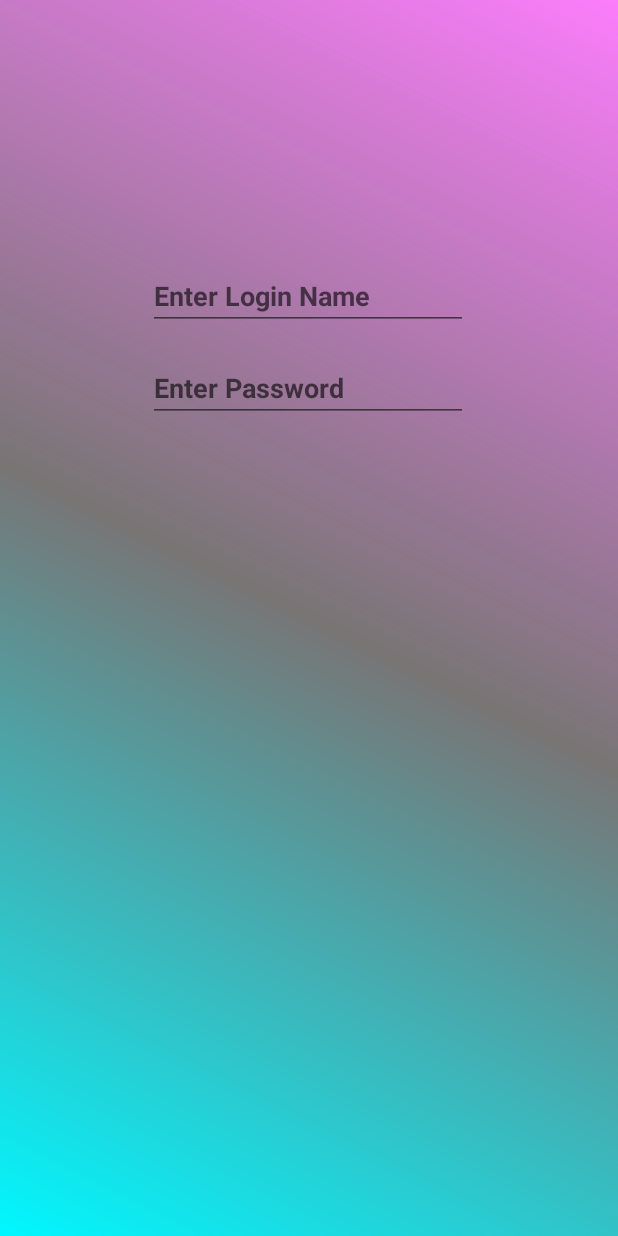
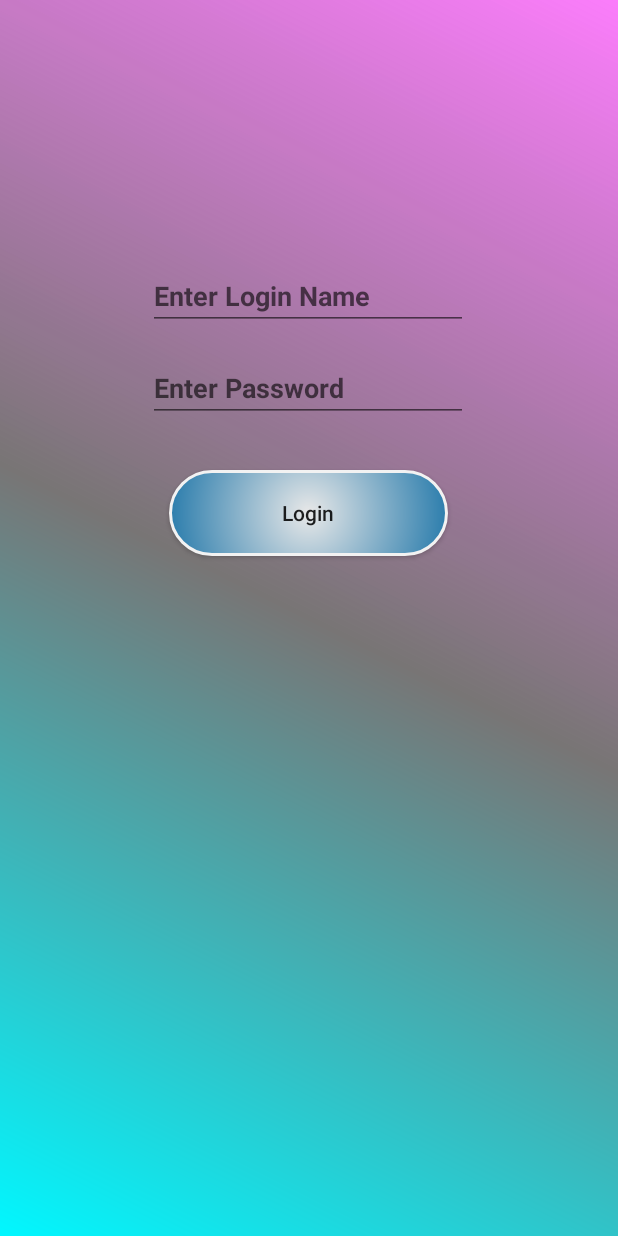
Before and after one commit to roisusi/Android1-HIT-Project, an Android app: the screen it shows after launch (MainActivity), after a tap on "Login", on a phone screen of 412 x 824 dp. Run offline under Robolectric (Android 15) with nearby library versions, the phone set to English and light mode, and no system bars.

Commit message:
Fragment half done
Not able to go back

```diff
--- a/RRsZoo/app/src/main/res/layout/fragment_login.xml
+++ b/RRsZoo/app/src/main/res/layout/fragment_login.xml
@@ -35,4 +35,16 @@
         app:layout_constraintStart_toStartOf="@+id/loginText"
         app:layout_constraintTop_toBottomOf="@+id/loginText" />
 
+    <Button
+        android:id="@+id/loginFrag"
+        android:layout_width="186dp"
+        android:layout_height="57dp"
+        android:layout_marginTop="32dp"
+        android:background="@drawable/buttonshape"
+        android:text="Login"
+        android:textAllCaps="false"
+        app:layout_constraintEnd_toEndOf="@+id/passText"
+        app:layout_constraintStart_toStartOf="@+id/passText"
+        app:layout_constraintTop_toBottomOf="@+id/passText" />
+
 </androidx.constraintlayout.widget.ConstraintLayout>
```
